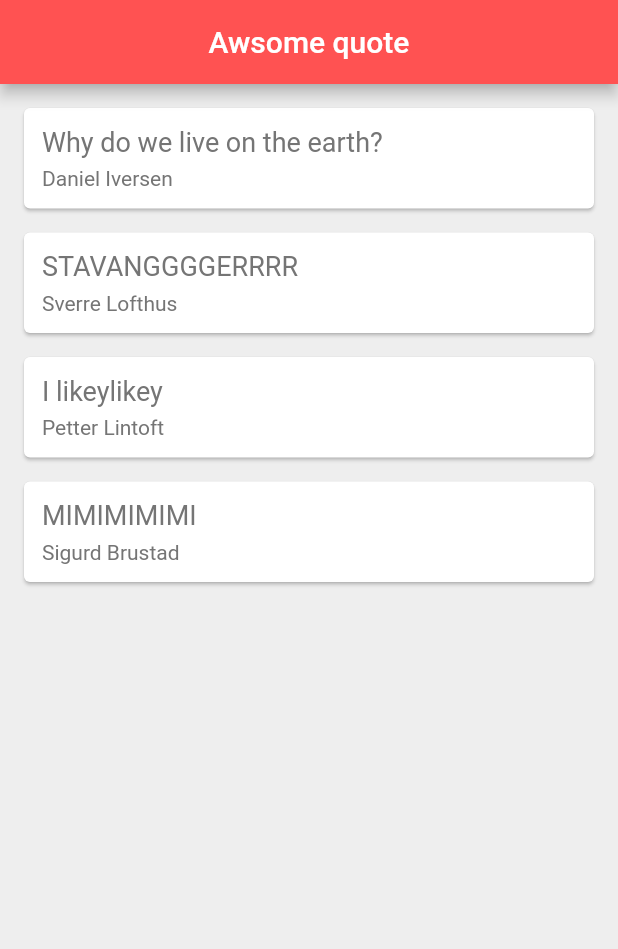
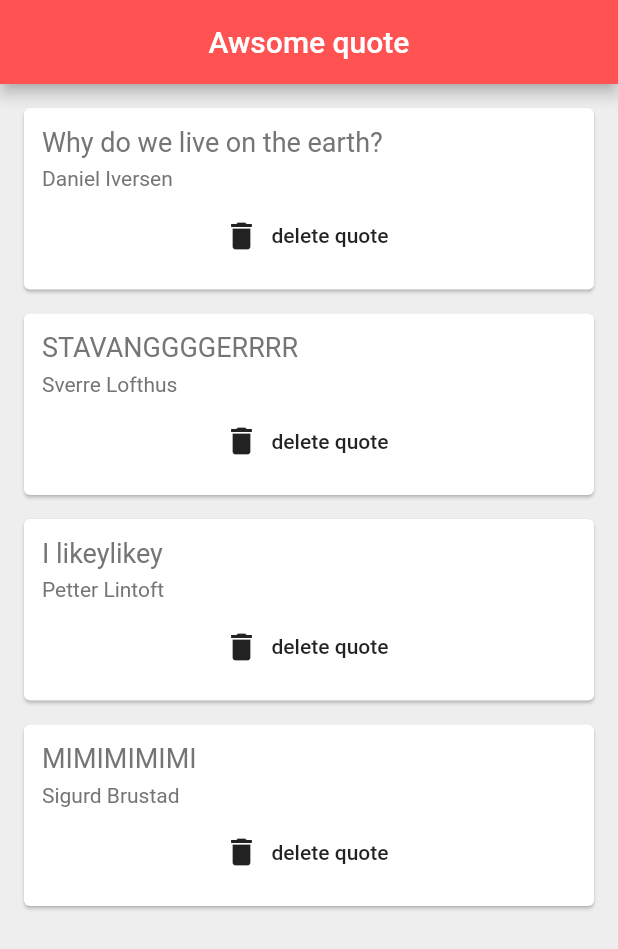
Before and after one commit to Database-Warehouse-Bachlor/PoC-App, a Flutter app: the screen it shows after launch, on a phone screen of 412 x 824 dp. Shown: the top 949 px of the screen. Run offline on Flutter 3.47's test engine with Material 2 defaults, Android fonts, the phone set to English and light mode, and no system bars.

Commit message:
Delete
You can delete quotes

```diff
--- a/poc_app/lib/main.dart
+++ b/poc_app/lib/main.dart
@@ -35,7 +35,14 @@ class _QuoteListState extends State<QuoteList> {
       ),
       body: Column(
         crossAxisAlignment: CrossAxisAlignment.start,
-        children: quotes.map((quote) => QuoteCard(quote: quote)).toList(),
+        children: quotes.map((quote) => QuoteCard(
+          quote: quote,
+          delete: () {
+            setState(() {
+              quotes.remove(quote);
+            });
+          }
+        )).toList(),
       ),
     );
   }
--- a/poc_app/lib/quote_card.dart
+++ b/poc_app/lib/quote_card.dart
@@ -4,7 +4,8 @@ import 'quote.dart';
 class QuoteCard extends StatelessWidget {
 
   final Quote quote;
-  QuoteCard({ this.quote });
+  final Function delete;
+  QuoteCard({ this.quote, this.delete });
 
 
   @override
@@ -31,6 +32,12 @@ class QuoteCard extends StatelessWidget {
                 color: Colors.grey[600],
               ),
             ),
+            SizedBox(height: 6.0),
+            FlatButton.icon(
+              onPressed: delete,
+              label: Text("delete quote"),
+              icon: Icon(Icons.delete),
+            )
           ],
         ),
       ),
```
